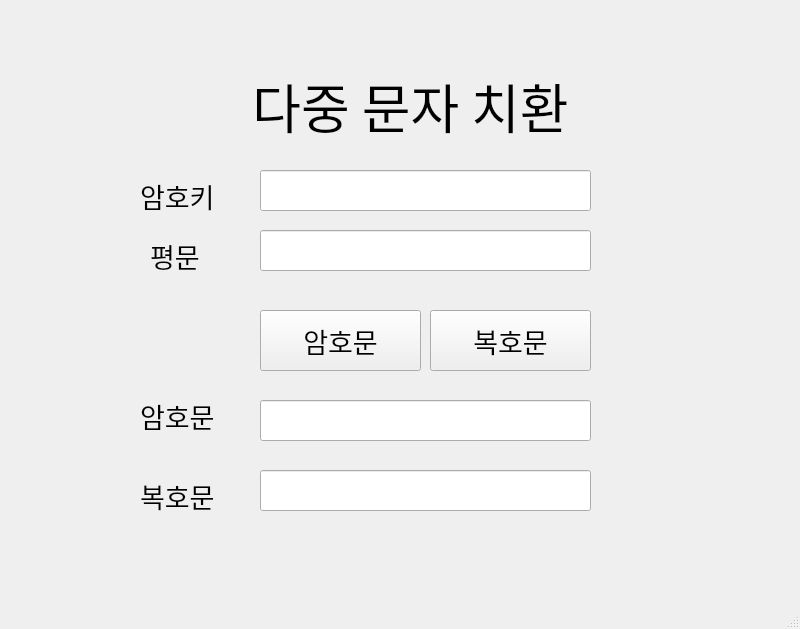
silverstar03/encryption-project, file multiple_UI.ui: the form before one commit.
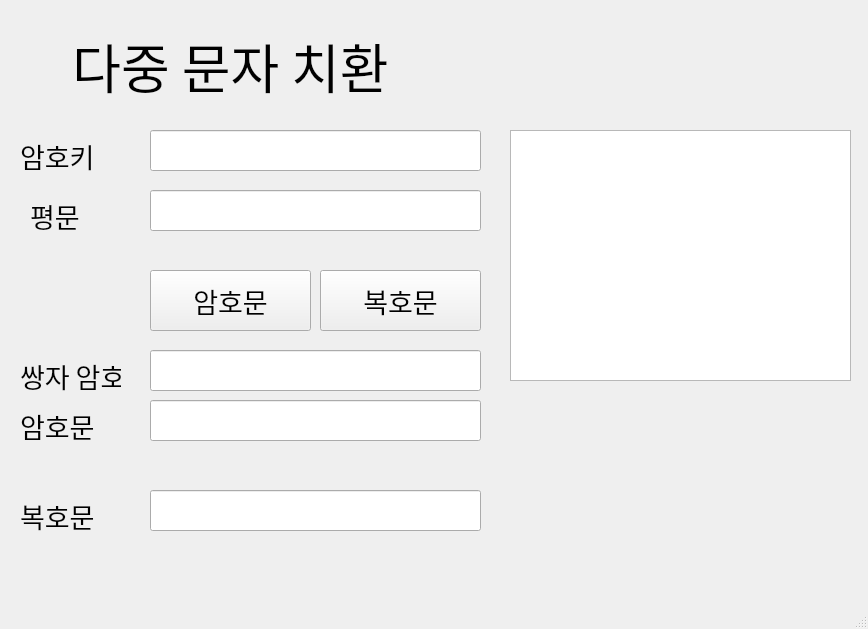
The form after the commit.

Commit message: 다중 암호 치환 GUI 암호판이 될 Table 추가

The edit to the form file:
```diff
--- a/multiple_UI.ui
+++ b/multiple_UI.ui
@@ -6,7 +6,7 @@
    <rect>
     <x>0</x>
     <y>0</y>
-    <width>800</width>
+    <width>868</width>
     <height>629</height>
    </rect>
   </property>
@@ -17,8 +17,8 @@
    <widget class="QLineEdit" name="key_edit">
     <property name="geometry">
      <rect>
-      <x>260</x>
-      <y>170</y>
+      <x>150</x>
+      <y>130</y>
       <width>331</width>
       <height>41</height>
      </rect>
@@ -27,11 +27,11 @@
      <string/>
     </property>
    </widget>
-   <widget class="QLineEdit" name="cipher_edit">
+   <widget class="QLineEdit" name="multiple_cipher_edit">
     <property name="geometry">
      <rect>
-      <x>260</x>
-      <y>400</y>
+      <x>150</x>
+      <y>350</y>
       <width>331</width>
       <height>41</height>
      </rect>
@@ -43,8 +43,8 @@
    <widget class="QLabel" name="plainlbl">
     <property name="geometry">
      <rect>
-      <x>150</x>
-      <y>240</y>
+      <x>30</x>
+      <y>200</y>
       <width>51</width>
       <height>31</height>
      </rect>
@@ -62,8 +62,8 @@
    <widget class="QLineEdit" name="decrypt_edit">
     <property name="geometry">
      <rect>
-      <x>260</x>
-      <y>470</y>
+      <x>150</x>
+      <y>490</y>
       <width>331</width>
       <height>41</height>
      </rect>
@@ -75,8 +75,8 @@
    <widget class="QPushButton" name="decryptBtn">
     <property name="geometry">
      <rect>
-      <x>430</x>
-      <y>310</y>
+      <x>320</x>
+      <y>270</y>
       <width>161</width>
       <height>61</height>
      </rect>
@@ -94,8 +94,8 @@
    <widget class="QLineEdit" name="plain_edit">
     <property name="geometry">
      <rect>
-      <x>260</x>
-      <y>230</y>
+      <x>150</x>
+      <y>190</y>
       <width>331</width>
       <height>41</height>
      </rect>
@@ -107,8 +107,8 @@
    <widget class="QLabel" name="title">
     <property name="geometry">
      <rect>
-      <x>220</x>
-      <y>60</y>
+      <x>40</x>
+      <y>20</y>
       <width>381</width>
       <height>91</height>
      </rect>
@@ -126,12 +126,12 @@
      <set>Qt::AlignCenter</set>
     </property>
    </widget>
-   <widget class="QLabel" name="cipherlbl">
+   <widget class="QLabel" name="multiple_cipherlbl">
     <property name="geometry">
      <rect>
-      <x>140</x>
-      <y>400</y>
-      <width>91</width>
+      <x>20</x>
+      <y>360</y>
+      <width>101</width>
       <height>31</height>
      </rect>
     </property>
@@ -142,14 +142,14 @@
      </font>
     </property>
     <property name="text">
-     <string>암호문</string>
+     <string>쌍자 암호</string>
     </property>
    </widget>
    <widget class="QLabel" name="keylbl">
     <property name="geometry">
      <rect>
-      <x>140</x>
-      <y>180</y>
+      <x>20</x>
+      <y>140</y>
       <width>91</width>
       <height>31</height>
      </rect>
@@ -167,8 +167,8 @@
    <widget class="QLabel" name="decryptlbl">
     <property name="geometry">
      <rect>
-      <x>140</x>
-      <y>480</y>
+      <x>20</x>
+      <y>500</y>
       <width>81</width>
       <height>31</height>
      </rect>
@@ -186,8 +186,8 @@
    <widget class="QPushButton" name="encryptBtn">
     <property name="geometry">
      <rect>
-      <x>260</x>
-      <y>310</y>
+      <x>150</x>
+      <y>270</y>
       <width>161</width>
       <height>61</height>
      </rect>
@@ -202,6 +202,48 @@
      <string>암호문</string>
     </property>
    </widget>
+   <widget class="QLineEdit" name="cipher_edit">
+    <property name="geometry">
+     <rect>
+      <x>150</x>
+      <y>400</y>
+      <width>331</width>
+      <height>41</height>
+     </rect>
+    </property>
+    <property name="text">
+     <string/>
+    </property>
+   </widget>
+   <widget class="QLabel" name="cipherlbl">
+    <property name="geometry">
+     <rect>
+      <x>20</x>
+      <y>410</y>
+      <width>101</width>
+      <height>31</height>
+     </rect>
+    </property>
+    <property name="font">
+     <font>
+      <family>배달의민족 주아</family>
+      <pointsize>20</pointsize>
+     </font>
+    </property>
+    <property name="text">
+     <string>암호문</string>
+    </property>
+   </widget>
+   <widget class="QTableWidget" name="tableWidget">
+    <property name="geometry">
+     <rect>
+      <x>510</x>
+      <y>130</y>
+      <width>341</width>
+      <height>251</height>
+     </rect>
+    </property>
+   </widget>
   </widget>
   <widget class="QMenuBar" name="menubar">
    <property name="geometry">
```
Left out of the diff: 2 changed lines with no effect on the pictures.
